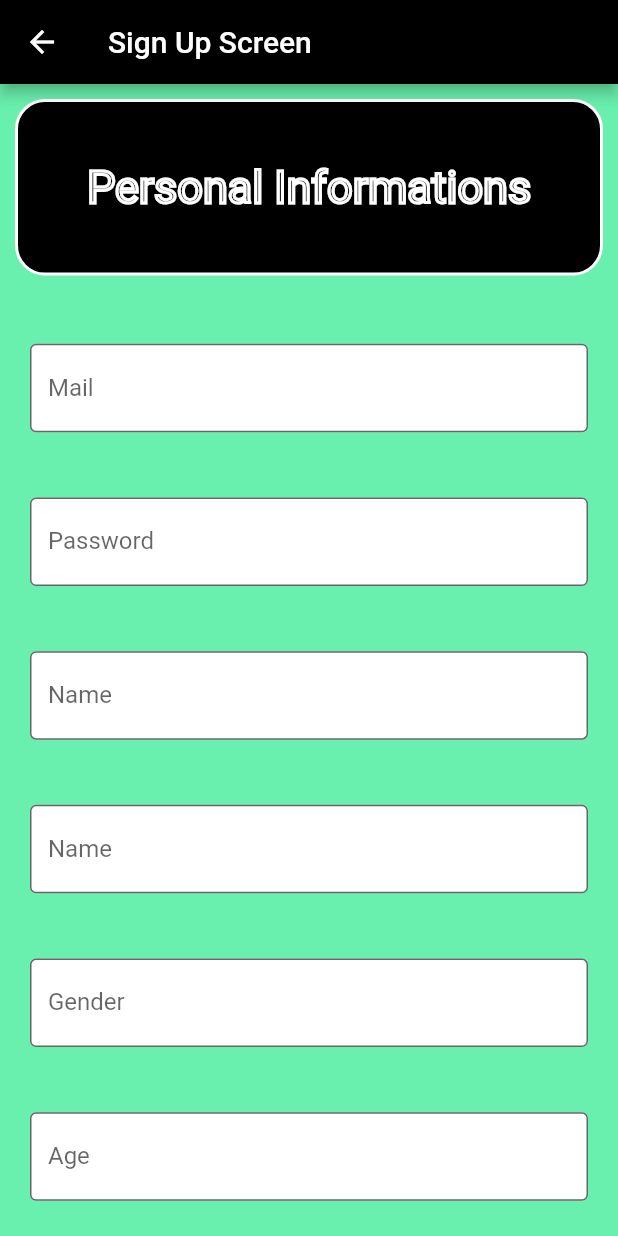
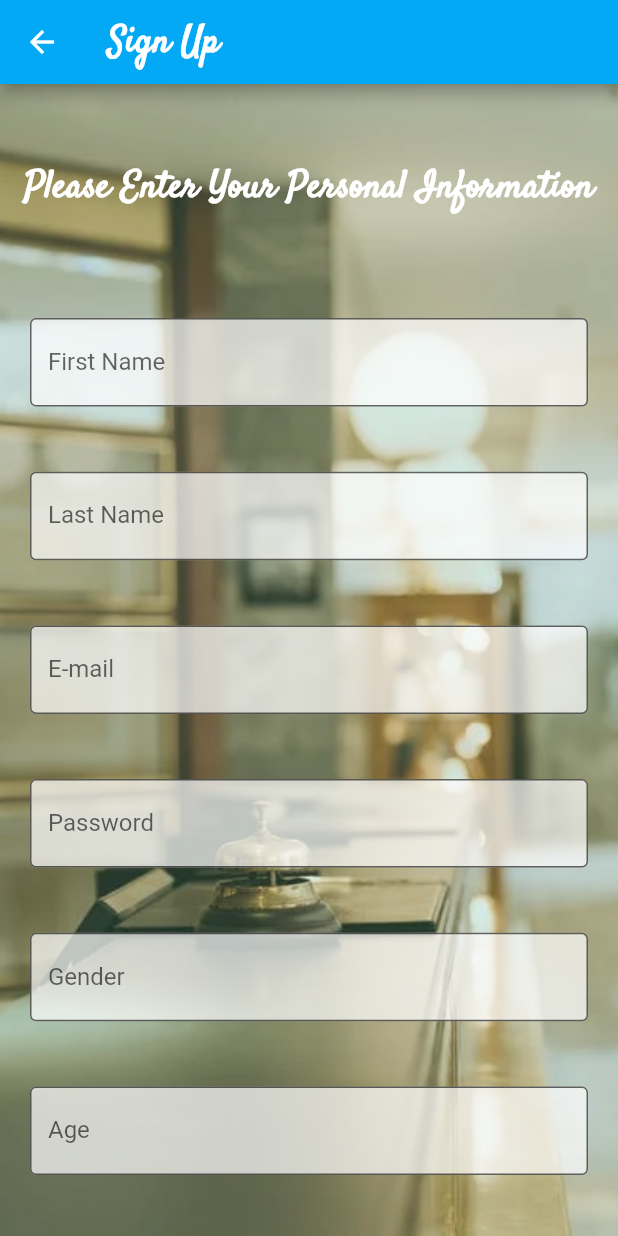
Before and after one commit to mervesatar/Tourism_Mobile_App, a Flutter app: the signup screen opened directly, on a phone screen of 412 x 824 dp. Run offline on Flutter 3.47's test engine with Material 2 defaults, Android fonts, the phone set to English and light mode, and no system bars; our stand-ins replace cloud_firestore, connectivity, firebase_auth, firebase_core, flutter_dotenv, flutter_rating_bar and 3 more; missing offline and left inert: dart:ffi, google_place; accounts and stored records are empty; network calls fail; statements that could not run were skipped.

Commit message:
Improved UI

```diff
--- a/lib/signup.dart
+++ b/lib/signup.dart
@@ -25,8 +25,12 @@
       resizeToAvoidBottomInset: false,
       key: _scaffoldKey,
       appBar: AppBar(
-        title: Text('Sign Up Screen'),
-        backgroundColor: Colors.black,
+        title: Text('Sign Up', style: TextStyle(
+          fontFamily: 'Satisfy',
+          fontWeight: FontWeight.bold,
+          fontSize: 25,
+        ),),
+        backgroundColor: Colors.lightBlue,
       ),
       body: Container(
         child: Center(
@@ -38,21 +42,41 @@
                   height: (MediaQuery.of(context).size.height)/7,
                   width: (MediaQuery.of(context).size.width)/2,
 
-                  decoration: BoxDecoration(
-                    color: Colors.black,
-                    border: Border.all(
-                      color: Colors.white,
-                      width: 2,
-                    ),
-                    borderRadius: BorderRadius.circular(20),
-                  ),
-                  child: Center(child: Text('Personal Informations', style: TextStyle(
-                    fontSize: 30,
+                  child: Center(child: Text('Please Enter Your Personal Information', style: TextStyle(
+                    fontFamily: 'Satisfy',
+                    fontSize: 25,
+                    fontWeight: FontWeight.bold,
                     foreground: Paint()
-                      ..style = PaintingStyle.stroke
-                      ..strokeWidth = 2
+                    //..style = PaintingStyle.stroke
+                    //..strokeWidth = 2
                       ..color = Colors.white,
                   ),)),
+                ),
+              ),
+              SizedBox(
+                height: (MediaQuery.of(context).size.height) / 80,
+              ),
+              Padding(
+                padding: const EdgeInsets.fromLTRB(20, 8, 20, 8),
+                child: TextField(
+                  controller: nameControl,
+                  decoration: InputDecoration(fillColor: Colors.white.withOpacity(0.7),filled: true,
+                      border: OutlineInputBorder(),
+                      labelText: 'First Name',
+                      hintText: 'hasan'),
+                ),
+              ),
+              SizedBox(
+                height: (MediaQuery.of(context).size.height) / 30,
+              ),
+              Padding(
+                padding: const EdgeInsets.fromLTRB(20, 8, 20, 8),
+                child: TextField(
+                  controller: surnameControl,
+                  decoration: InputDecoration(fillColor: Colors.white.withOpacity(0.7),filled: true,
+                      border: OutlineInputBorder(),
+                      labelText: 'Last Name',
+                      hintText: 'hasan'),
                 ),
               ),
               SizedBox(
@@ -64,9 +88,9 @@
 
                   //obscureText: true,
                   controller: mailControl,
-                  decoration: InputDecoration(fillColor: Colors.white,filled: true,
+                  decoration: InputDecoration(fillColor: Colors.white.withOpacity(0.7),filled: true,
                       border: OutlineInputBorder(),
-                      labelText: 'Mail',
+                      labelText: 'E-mail',
                       hintText: 'anilirfanoglu@hotmail.com'),
                 ),
               ),
@@ -78,7 +102,7 @@
                 child: TextField(
                   controller: passwordControl,
                   obscureText: true,
-                  decoration: InputDecoration(fillColor: Colors.white,filled: true,
+                  decoration: InputDecoration(fillColor: Colors.white.withOpacity(0.7),filled: true,
                       border: OutlineInputBorder(),
                       labelText: 'Password',
                       hintText: '123456789'),
@@ -90,34 +114,8 @@
               Padding(
                 padding: const EdgeInsets.fromLTRB(20, 8, 20, 8),
                 child: TextField(
-                  controller: nameControl,
-                  decoration: InputDecoration(fillColor: Colors.white,filled: true,
-                      border: OutlineInputBorder(),
-                      labelText: 'Name',
-                      hintText: 'hasan'),
-                ),
-              ),
-              SizedBox(
-                height: (MediaQuery.of(context).size.height) / 30,
-              ),
-              Padding(
-                padding: const EdgeInsets.fromLTRB(20, 8, 20, 8),
-                child: TextField(
-                  controller: surnameControl,
-                  decoration: InputDecoration(fillColor: Colors.white,filled: true,
-                      border: OutlineInputBorder(),
-                      labelText: 'Name',
-                      hintText: 'hasan'),
-                ),
-              ),
-              SizedBox(
-                height: (MediaQuery.of(context).size.height) / 30,
-              ),
-              Padding(
-                padding: const EdgeInsets.fromLTRB(20, 8, 20, 8),
-                child: TextField(
                   controller: genderControl,
-                  decoration: InputDecoration(fillColor: Colors.white,filled: true,
+                  decoration: InputDecoration(fillColor: Colors.white.withOpacity(0.7),filled: true,
                       border: OutlineInputBorder(),
                       labelText: 'Gender',
                       hintText: 'male or female'),
@@ -130,7 +128,7 @@
                 padding: const EdgeInsets.fromLTRB(20, 8, 20, 8),
                 child: TextField(
                   controller: ageControl,
-                  decoration: InputDecoration(fillColor: Colors.white,filled: true,
+                  decoration: InputDecoration(fillColor: Colors.white.withOpacity(0.7),filled: true,
                       border: OutlineInputBorder(),
                       labelText: 'Age',
                       hintText: '20'),
@@ -144,14 +142,14 @@
                 child: FlatButton(
                   shape: RoundedRectangleBorder(
                       borderRadius: BorderRadius.circular(18.0),
-                      side: BorderSide(color: Colors.white)
+                      side: BorderSide(color: Colors.blue)
                   ),
-                  color: Colors.black,
+                  color: Colors.lightBlue,
                   textColor: Colors.white,
                   disabledColor: Colors.grey,
                   disabledTextColor: Colors.black,
                   padding: EdgeInsets.all(8.0),
-                  splashColor: Colors.blueAccent,
+                  splashColor: Colors.greenAccent,
                   onPressed: () async {
                     signup()
                         .authService
@@ -180,7 +178,11 @@
                     children: [
                       Text(
                         "Sign Up",
-                        style: TextStyle(fontSize: 20.0),
+                        style: TextStyle(
+                          fontSize: 20.0,
+                          fontFamily: 'Satisfy',
+                          fontWeight: FontWeight.bold,
+                        ),
                         softWrap: true,
                       ),
                     ],
@@ -190,40 +192,15 @@
               SizedBox(
                 height: (MediaQuery.of(context).size.height) / 30,
               ),
-              Padding(
-                padding: const EdgeInsets.fromLTRB(20, 8, 20, 8),
-                child: FlatButton(
-                  shape: RoundedRectangleBorder(
-                      borderRadius: BorderRadius.circular(18.0),
-                      side: BorderSide(color: Colors.white)
-                  ),
-                  color: Colors.black,
-                  textColor: Colors.white,
-                  disabledColor: Colors.grey,
-                  disabledTextColor: Colors.black,
-                  padding: EdgeInsets.all(8.0),
-                  splashColor: Colors.blueAccent,
-                  onPressed: () {
-
-
-                    Navigator.push(context,
-                        MaterialPageRoute(builder: (context) => Login()));
-                  },
-
-
-                  child: Text(
-                    "Back",
-                    style: TextStyle(fontSize: 20.0),
-                    softWrap: true,
-                  ),
-                ),
-              ),
-              SizedBox(
-                height: (MediaQuery.of(context).size.height) / 30,
-              ),
             ],
           ),
         ),
+        decoration: BoxDecoration(
+            image: DecorationImage(
+                image: AssetImage('images/background2.jpg'),
+                fit: BoxFit.cover,
+                colorFilter: ColorFilter.mode(
+                    Colors.white.withOpacity(0.8), BlendMode.dstATop))),
       ),
     );
   }
```
Also changed, not shown: lib/MainPage.dart (added, +198 -0 lines), lib/TripPage.dart (+5 -4 lines), lib/login.dart (+45 -39 lines), lib/tripInfoPage.dart (+10 -10 lines), pubspec.yaml (+10 -6 lines), fonts/Merienda-Regular.ttf (added), fonts/Satisfy-Regular.ttf (added), images/background.jpg (added), images/background2.jpg (added), images/button1.jpg (added), images/button2.jpg (added), images/button3.jpg (added), images/button4.jpg (added), pubspec.lock. Lines whose indentation alone changed are shown as unchanged.
